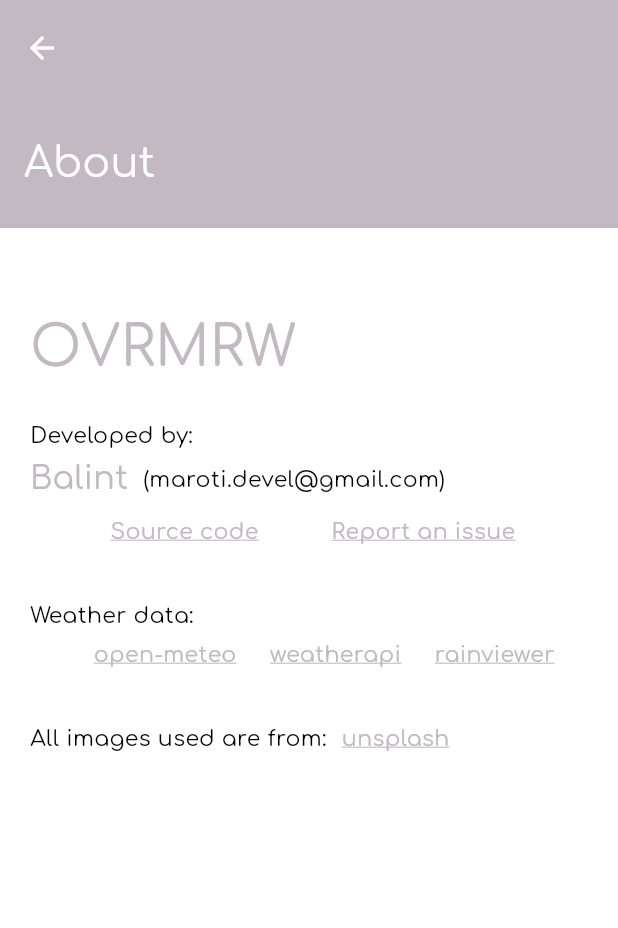
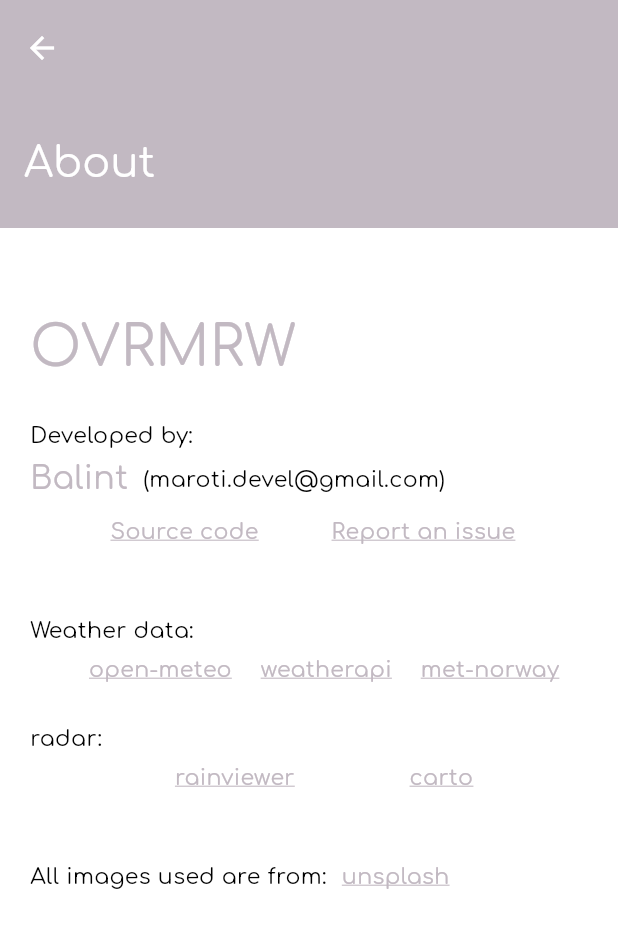
Before and after one commit to bmaroti9/Overmorrow, a Flutter app: the screen it shows after launch, in the side drawer, after a tap on "About", on a phone screen of 412 x 824 dp. Shown: the top 928 px of the screen. Run offline on Flutter 3.47's test engine with Material 3 defaults, Android fonts, the phone set to English and light mode, and no system bars; our stand-ins replace cached_network_image, dynamic_color, flutter_cache_manager, flutter_map, geocoding, geolocator and 6 more; missing offline and left inert: stretchy_header, worldtime; network calls fail.

Commit message:
fixed overflow error, credited, met-norway, carto in about page

```diff
--- a/lib/decoders/decode_mn.dart
+++ b/lib/decoders/decode_mn.dart
@@ -153,8 +153,6 @@ Future<List<dynamic>> MetNMakeRequest(double lat, double lng, String real_loc) a
     "User-Agent": "Overmorrow weather (com.marotidev.overmorrow)"
   };
   final MnUrl = Uri.https("api.met.no", 'weatherapi/locationforecast/2.0/complete', MnParams);
-
-  print(("real_loc", real_loc, MnUrl));
 
   var MnFile = await cacheManager2.getSingleFile(MnUrl.toString(), key: "$real_loc, met.no", headers: headers).timeout(const Duration(seconds: 6));
   var MnResponse = await MnFile.readAsString();
--- a/lib/donation_page.dart
+++ b/lib/donation_page.dart
@@ -215,7 +215,7 @@ class _InfoPageState extends State<InfoPage> {
                       ),
                     ),
                     Padding(
-                      padding: const EdgeInsets.only(top: 40, bottom: 10),
+                      padding: const EdgeInsets.only(top: 50, bottom: 10),
                       child: comfortatext(
                           translation("weather data:", settings["Language"]), 16,
                           settings,
@@ -245,16 +245,47 @@ class _InfoPageState extends State<InfoPage> {
                           GestureDetector(
                             onTap: () {
                               HapticFeedback.selectionClick();
-                              _launchUrl("https://www.rainviewer.com/api.html");
+                              _launchUrl("https://api.met.no/");
                             },
-                            child: comfortatext("rainviewer", 16, settings, color: primary,
+                            child: comfortatext("met-norway", 16, settings, color: primary,
                                 decoration: TextDecoration.underline),
                           ),
                         ],
                       ),
                     ),
                     Padding(
-                      padding: EdgeInsets.only(top: 40),
+                      padding: const EdgeInsets.only(top: 30, bottom: 10),
+                      child: comfortatext(
+                          "${translation("radar", settings["Language"])}:", 16,
+                          settings,
+                          color: onSurface),
+                    ),
+                    Padding(
+                      padding: EdgeInsets.only(left: 20),
+                      child: Row(
+                        mainAxisAlignment: MainAxisAlignment.spaceEvenly,
+                        children: [
+                          GestureDetector(
+                            onTap: () {
+                              HapticFeedback.selectionClick();
+                              _launchUrl("https://www.rainviewer.com/api.html");
+                            },
+                            child: comfortatext("rainviewer", 16, settings, color: primary,
+                                decoration: TextDecoration.underline),
+                          ),
+                          GestureDetector(
+                            onTap: () {
+                              HapticFeedback.selectionClick();
+                              _launchUrl("https://carto.com/");
+                            },
+                            child: comfortatext("carto", 16, settings, color: primary,
+                                decoration: TextDecoration.underline),
+                          ),
+                        ],
+                      ),
+                    ),
+                    Padding(
+                      padding: EdgeInsets.only(top: 50),
                       child: Wrap(
                         spacing: 10,
                         children: [
```
Also changed, not shown: lib/new_forecast.dart (+6 -5 lines).
